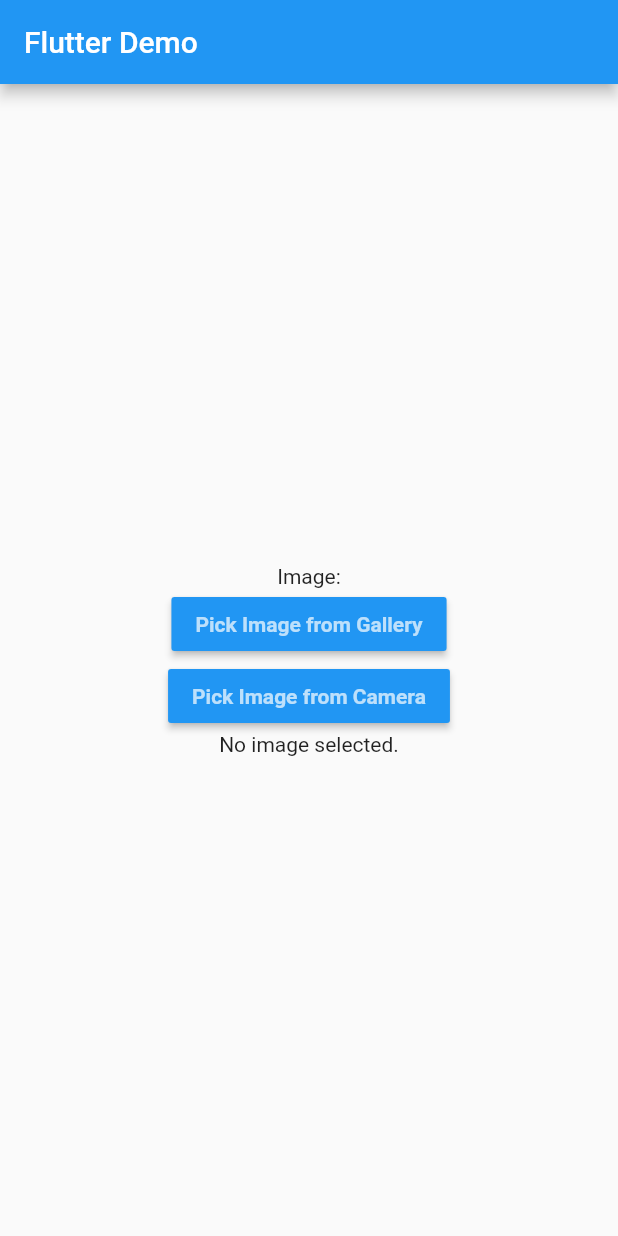
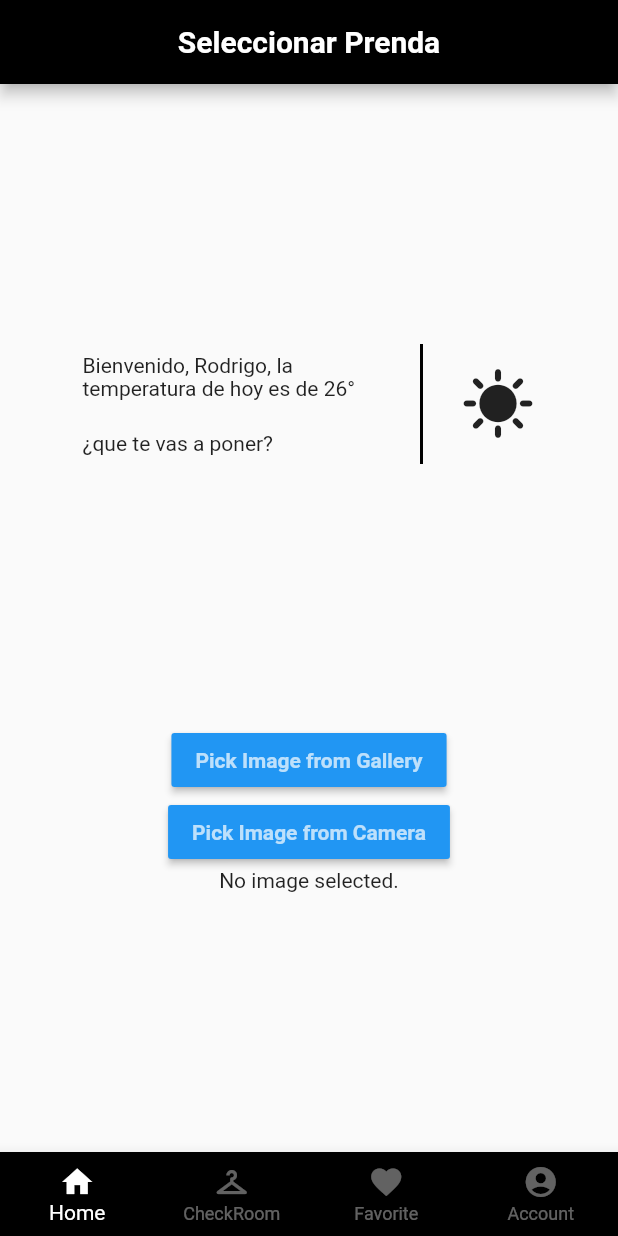
Before and after one commit to RodriCalle/FashionApp, a Flutter app: the screen it shows after launch, on a phone screen of 412 x 824 dp. Run offline on Flutter 3.47's test engine with Material 2 defaults, Android fonts, the phone set to English and light mode, and no system bars; our stand-ins replace image_picker.

Commit message:
vista principal

```diff
--- /dev/null
+++ b/lib/components/AppBarComponent.dart
@@ -0,0 +1,25 @@
+import 'package:flutter/material.dart';
+
+class AppBarComponent extends StatelessWidget implements PreferredSizeWidget {
+  final String title;
+  const AppBarComponent({required this.title});
+
+  @override
+  Widget build(BuildContext context) {
+    return AppBar(
+      title: Text(
+        title,
+      ),
+      backgroundColor: Colors.black,
+      titleTextStyle: const TextStyle(
+        color: Colors.white,
+        fontWeight: FontWeight.bold,
+        fontSize: 20.0,
+      ),
+      centerTitle: true,
+    );
+  }
+
+  @override
+  Size get preferredSize => Size.fromHeight(kToolbarHeight);
+}
--- /dev/null
+++ b/lib/components/ScaffoldComponent.dart
@@ -0,0 +1,81 @@
+import 'dart:io';
+
+import 'package:demo_fashion_app/components/AppBarComponent.dart';
+import 'package:demo_fashion_app/utils/Pair.dart';
+import 'package:demo_fashion_app/views/Home.dart';
+import 'package:flutter/material.dart';
+
+class ScaffoldComponent extends StatefulWidget {
+
+  const ScaffoldComponent({Key? key}) : super(key: key);
+
+  @override
+  _ScaffoldComponentState createState() =>
+      _ScaffoldComponentState();
+}
+
+class _ScaffoldComponentState
+    extends State<ScaffoldComponent> {
+  int _currentIndex = 0;
+
+  final List<Widget> _views = [
+    HomePage(),
+  ];
+
+  final List<String> _nameViews = [
+    "Seleccionar Prenda",
+    "Prendas favoritas",
+    "Conjuntos Favoritos",
+    "Mi Perfil"
+  ];
+
+  void _onTabTapped(int index) {
+    setState(() {
+      _currentIndex = index;
+    });
+  }
+
+  @override
+  Widget build(BuildContext context) {
+    return Scaffold(
+      body: _views[_currentIndex],
+      appBar: AppBarComponent(title: _nameViews[_currentIndex]),
+      /*body: Center(
+        child: Column(
+          mainAxisAlignment: MainAxisAlignment.center,
+          children: <Widget>[
+            Text(
+              'Image:' + _pages[_currentIndex],
+            ),
+          ],
+        ),
+      ),*/
+      bottomNavigationBar: BottomNavigationBar(
+        currentIndex: _currentIndex,
+        onTap: _onTabTapped,
+        type: BottomNavigationBarType.fixed,
+        items: const [
+          BottomNavigationBarItem(
+            icon: Icon(Icons.home),
+            label: 'Home',
+          ),
+          BottomNavigationBarItem(
+            icon: Icon(Icons.checkroom),
+            label: 'CheckRoom',
+          ),
+          BottomNavigationBarItem(
+            icon: Icon(Icons.favorite),
+            label: 'Favorite',
+          ),
+          BottomNavigationBarItem(
+            icon: Icon(Icons.account_circle),
+            label: 'Account',
+          ),
+        ],
+        backgroundColor: Colors.black,
+        selectedItemColor: Colors.white,
+        unselectedItemColor: Colors.white38,
+      ),
+    );
+  }
+}
--- a/lib/main.dart
+++ b/lib/main.dart
@@ -1,9 +1,12 @@
 import 'dart:io';
 
+import 'package:demo_fashion_app/components/AppBarComponent.dart';
 import 'package:flutter/material.dart';
 import 'package:flutter/services.dart';
 import 'package:image_picker/image_picker.dart';
 import 'package:path_provider/path_provider.dart';
+
+import 'components/ScaffoldComponent.dart';
 
 void main() {
   runApp(const MyApp());
@@ -20,90 +23,7 @@
       theme: ThemeData(
         primarySwatch: Colors.blue,
       ),
-      home: const MyHomePage(title: 'Flutter Demo'),
+      home: const ScaffoldComponent(),
     );
   }
 }
-
-class MyHomePage extends StatefulWidget {
-  const MyHomePage({Key? key, required this.title}) : super(key: key);
-  final String title;
-
-  @override
-  State<MyHomePage> createState() => _MyHomePageState();
-}
-
-class _MyHomePageState extends State<MyHomePage> {
-  File? image;
-
-  Future<String> get _localPath async {
-    final directory = await getApplicationDocumentsDirectory();
-
-    return directory.path;
-  }
-
-  Future<File> get _localFile async {
-    final path = await _localPath;
-    return File('$path/counter.txt');
-  }
-
-  Future pickImageFromGallery() async {
-    try {
-      final image = await ImagePicker().pickImage(source: ImageSource.gallery);
-      if (image == null) return;
-      final imageTemp = File(image.path);
-      setState(() => this.image = imageTemp);
-    } on PlatformException catch (e) {
-      print('Failed to pick image: $e');
-    }
-  }
-
-  Future pickImageFromCamera() async {
-    try {
-      final image = await ImagePicker().pickImage(source: ImageSource.camera);
-      if (image == null) return;
-      final imageTemp = File(image.path);
-      setState(() => this.image = imageTemp);
-    } on PlatformException catch (e) {
-      print('Failed to pick image: $e');
-    }
-  }
-
-  @override
-  Widget build(BuildContext context) {
-    return Scaffold(
-      appBar: AppBar(
-        title: Text(widget.title),
-      ),
-      body: Center(
-        child: Column(
-          mainAxisAlignment: MainAxisAlignment.center,
-          children: <Widget>[
-            const Text(
-              'Image:',
-            ),
-            MaterialButton(
-                color: Colors.blue,
-                child: const Text("Pick Image from Gallery",
-                    style: TextStyle(
-                        color: Colors.white70, fontWeight: FontWeight.bold)),
-                onPressed: () {
-                  pickImageFromGallery();
-                }),
-            MaterialButton(
-                color: Colors.blue,
-                child: const Text("Pick Image from Camera",
-                    style: TextStyle(
-                        color: Colors.white70, fontWeight: FontWeight.bold)),
-                onPressed: () {
-                  pickImageFromCamera();
-                }),
-            image == null
-                ? const Text('No image selected.')
-                : Image.file(image!, width: 200, height: 200),
-          ],
-        ),
-      ),
-    );
-  }
-}
--- /dev/null
+++ b/lib/utils/Pair.dart
@@ -0,0 +1,6 @@
+class Pair<T, U> {
+  final T first;
+  final U second;
+
+  Pair(this.first, this.second);
+}
--- /dev/null
+++ b/lib/views/Home.dart
@@ -0,0 +1,129 @@
+
+
+import 'dart:io';
+
+import 'package:flutter/material.dart';
+import 'package:flutter/services.dart';
+import 'package:image_picker/image_picker.dart';
+import 'package:path_provider/path_provider.dart';
+
+class HomePage extends StatefulWidget {
+  const HomePage({Key? key}) : super(key: key);
+
+  @override
+  State<HomePage> createState() => _HomePageState();
+}
+
+class _HomePageState extends State<HomePage> {
+  File? image;
+
+  Future<String> get _localPath async {
+    final directory = await getApplicationDocumentsDirectory();
+
+    return directory.path;
+  }
+
+  Future<File> get _localFile async {
+    final path = await _localPath;
+    return File('$path/counter.txt');
+  }
+
+  Future pickImageFromGallery() async {
+    try {
+      final image = await ImagePicker().pickImage(source: ImageSource.gallery);
+      if (image == null) return;
+      final imageTemp = File(image.path);
+      setState(() => this.image = imageTemp);
+    } on PlatformException catch (e) {
+      print('Failed to pick image: $e');
+    }
+  }
+
+  Future pickImageFromCamera() async {
+    try {
+      final image = await ImagePicker().pickImage(source: ImageSource.camera);
+      if (image == null) return;
+      final imageTemp = File(image.path);
+      setState(() => this.image = imageTemp);
+    } on PlatformException catch (e) {
+      print('Failed to pick image: $e');
+    }
+  }
+
+  @override
+  Widget build(BuildContext context) {
+    return Center(
+      child: Column(
+        mainAxisAlignment: MainAxisAlignment.spaceEvenly,
+        children: [
+          Row(
+            mainAxisAlignment: MainAxisAlignment.center,
+            crossAxisAlignment: CrossAxisAlignment.center,
+            children: [
+              Column(
+                children: [
+                  Container(
+                    width: 200,
+                    child: Text("Bienvenido, Rodrigo, la temperatura de hoy es de 26°"),
+                  ),
+                  Container(
+                    width: 200,
+                    padding: EdgeInsets.fromLTRB(0, 20, 0, 0),
+                    child: Text("¿que te vas a poner?", textAlign: TextAlign.start),
+                  )
+                ],
+              ),
+              Column(
+                children: [
+                  Container(
+                    height: 80,
+                    width: 2,
+                    color: Colors.black,
+                    margin: EdgeInsets.symmetric(horizontal: 25),
+                  )
+                ],
+              ),
+              Column(
+                children: [
+                  Icon(Icons.sunny, size: 50,),
+                ],
+              ),
+            ],
+          ),
+
+          Column(
+            mainAxisAlignment: MainAxisAlignment.center,
+            crossAxisAlignment: CrossAxisAlignment.center,
+            children: [
+              Container(
+                child: MaterialButton(
+                    color: Colors.blue,
+                    child: const Text("Pick Image from Gallery",
+                        style: TextStyle(
+                            color: Colors.white70, fontWeight: FontWeight.bold)),
+                    onPressed: () {
+                      pickImageFromGallery();
+                    }),
+              ),
+              Container(
+                child: MaterialButton(
+                    color: Colors.blue,
+                    child: const Text("Pick Image from Camera",
+                        style: TextStyle(
+                            color: Colors.white70, fontWeight: FontWeight.bold)),
+                    onPressed: () {
+                      pickImageFromCamera();
+                    }),
+              ),
+              Container(
+                child: image == null
+                    ? const Text('No image selected.')
+                    : Image.file(image!, width: 200, height: 200),
+              )
+            ],
+          ),
+        ],
+      ),
+    );
+  }
+}
```
